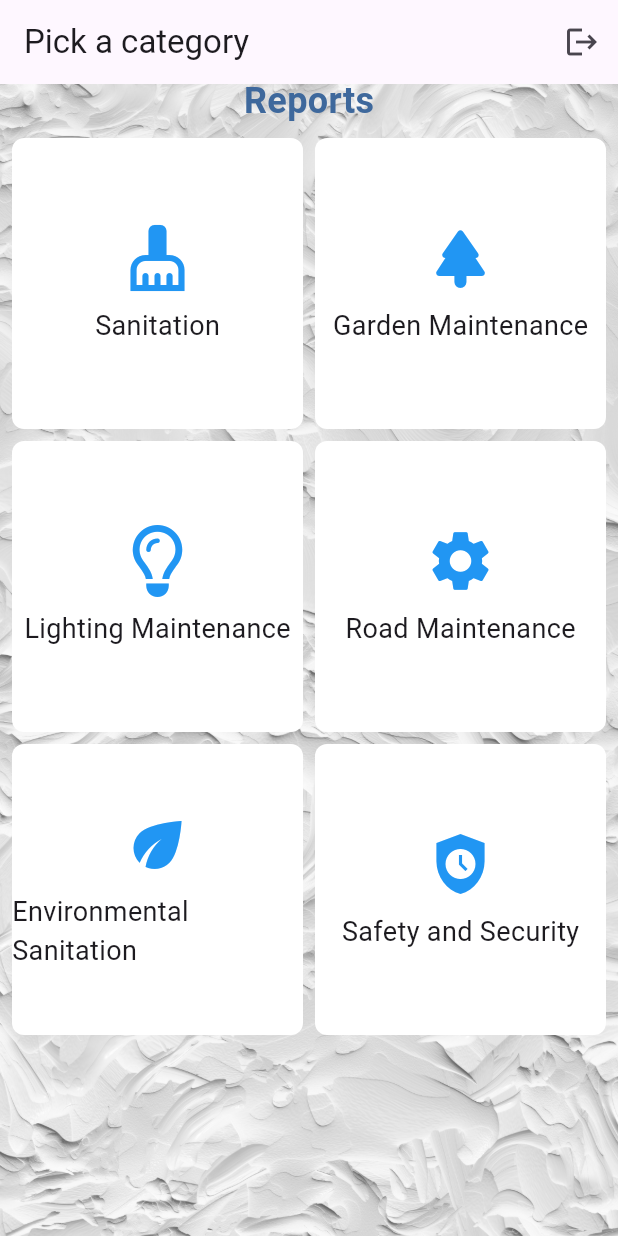
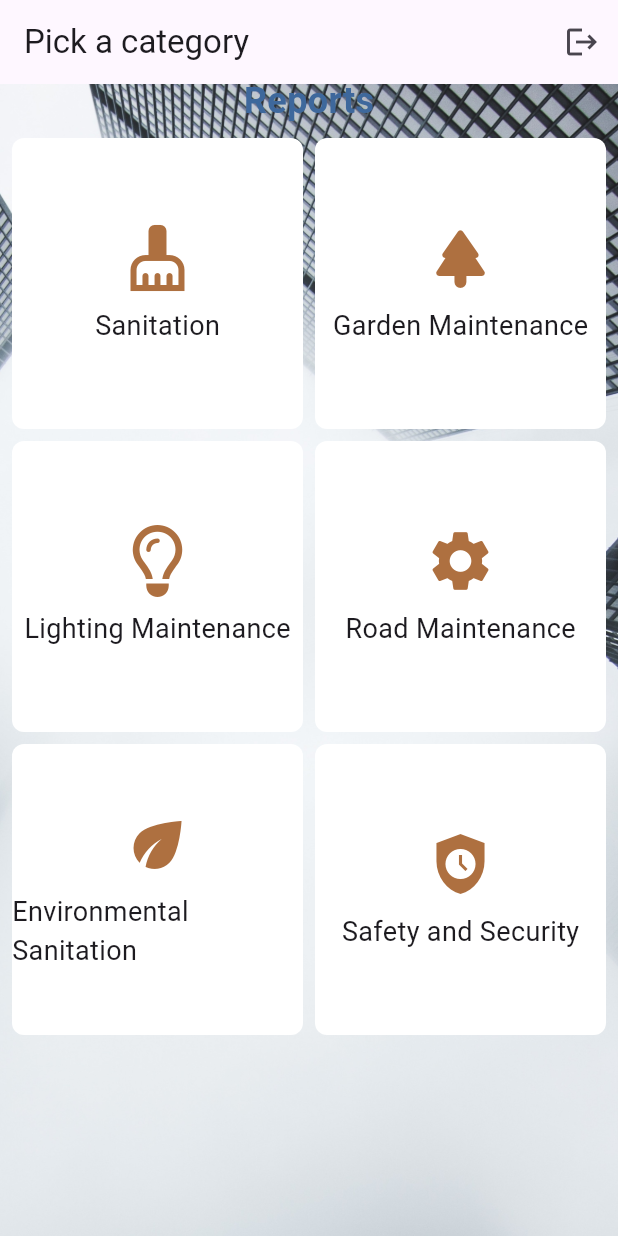
Before and after one commit to SondosAlnbary/final-project, a Flutter app: the CategoryScreen screen opened directly, on a phone screen of 412 x 824 dp. Run offline on Flutter 3.47's test engine with Material 3 defaults, Android fonts, the phone set to English and light mode, and no system bars; our stand-ins replace cloud_firestore, firebase_auth, firebase_core, font_awesome_flutter; accounts and stored records are empty.

Commit message:
new background

```diff
--- a/lib/screens/category_screen.dart
+++ b/lib/screens/category_screen.dart
@@ -1,120 +1,4 @@
-// import 'package:flutter/material.dart';
-// import 'package:font_awesome_flutter/font_awesome_flutter.dart';
-// import 'welcome_screen.dart'; // Import your welcome screen file
 
-// class CategoryScreen extends StatelessWidget {
-//   const CategoryScreen({Key? key});
-
-//   @override
-//   Widget build(BuildContext context) {
-//     List<CategoryInfo> categories = [
-//       CategoryInfo(name: 'Sanitation', icon: Icons.cleaning_services),
-//       CategoryInfo(name: 'Garden Maintenance', icon: Icons.park_rounded),
-//       CategoryInfo(name: 'Lighting Maintenance', icon: FontAwesomeIcons.lightbulb),
-//       CategoryInfo(name: 'Road Maintenance', icon: Icons.settings),
-//       CategoryInfo(name: 'Environmental Sanitation', icon: Icons.eco),
-//       CategoryInfo(name: 'Safety and Security', icon: Icons.safety_check),
-//     ];
-
-//     return Scaffold(
-//       extendBodyBehindAppBar: true,
-//       appBar: AppBar(
-//         title: Text('Pick a category'),
-//         actions: [
-//           IconButton(
-//             icon: Icon(Icons.logout),
-//             onPressed: () {
-//               // Navigate to the welcome screen
-//               Navigator.pushReplacement(
-//                 context,
-//                 MaterialPageRoute(builder: (context) => WelcomeScreen()),
-//               );
-//             },
-//           ),
-//         ],
-//       ),
-//       body: Stack(
-//         children: [
-//           Image.asset(
-//             'assets/images/noeye.png',
-//             fit: BoxFit.cover,
-//             width: double.infinity,
-//             height: double.infinity,
-//           ),
-//           Column(
-//             children: [
-//               Padding(
-//                 padding: const EdgeInsets.only(top: 50.0),
-//                 child: Align(
-//                   alignment: Alignment.center,
-//                   child: Text(
-//                     'Reports',
-//                     style: TextStyle(
-//                       fontSize: 24.0,
-//                       fontWeight: FontWeight.bold,
-//                       color: Color.fromRGBO(62, 104, 156, 1),
-//                     ),
-//                   ),
-//                 ),
-//               ),
-//               Expanded(
-//                 child: GridView.builder(
-//                   gridDelegate: SliverGridDelegateWithFixedCrossAxisCount(
-//                     crossAxisCount: 2,
-//                     crossAxisSpacing: 8.0,
-//                     mainAxisSpacing: 8.0,
-//                   ),
-//                   padding: EdgeInsets.all(8.0),
-//                   itemCount: categories.length,
-//                   itemBuilder: (context, index) {
-//                     return buildCategoryItem(categories[index]);
-//                   },
-//                 ),
-//               ),
-//             ],
-//           ),
-//         ],
-//       ),
-//     );
-//   }
-
-//   Widget buildCategoryItem(CategoryInfo category) {
-//     return Container(
-//       decoration: BoxDecoration(
-//         color: Colors.white,
-//         borderRadius: BorderRadius.circular(8.0),
-//       ),
-//       child: Column(
-//         mainAxisAlignment: MainAxisAlignment.center,
-//         children: [
-//           category.icon is IconData
-//               ? Icon(
-//                   category.icon as IconData,
-//                   size: 48.0,
-//                   color: Colors.blue, // Customize the color of the icon
-//                 )
-//               : FaIcon(
-//                   category.icon as IconData,
-//                   size: 48.0,
-//                   color: Colors.blue, // Customize the color of the icon
-//                 ),
-//           SizedBox(height: 8.0),
-//           Text(
-//             category.name,
-//             style: TextStyle(fontSize: 18.0),
-//           ),
-//         ],
-//       ),
-//     );
-//   }
-// }
-
-// class CategoryInfo {
-//   final String name;
-//   final IconData icon;
-
-//   CategoryInfo({required this.name, required this.icon});
-// }
 import 'package:flutter/material.dart';
 import 'package:font_awesome_flutter/font_awesome_flutter.dart';
 import 'welcome_screen.dart'; // Import your welcome screen file
@@ -209,12 +93,12 @@ class CategoryScreen extends StatelessWidget {
               ? Icon(
                   category.icon as IconData,
                   size: 48.0,
-                  color: Colors.blue, // Customize the color of the icon
+                  color: Color.fromARGB(255, 174, 112, 64), // Customize the color of the icon
                 )
               : FaIcon(
                   category.icon as IconData,
                   size: 48.0,
-                  color: Colors.blue, // Customize the color of the icon
+                  color: Color.fromARGB(255, 193, 125, 73), // Customize the color of the icon
                 ),
           SizedBox(height: 8.0),
           Text(
```
Also changed, not shown: assets/images/eye.png, assets/images/noeye.png.
